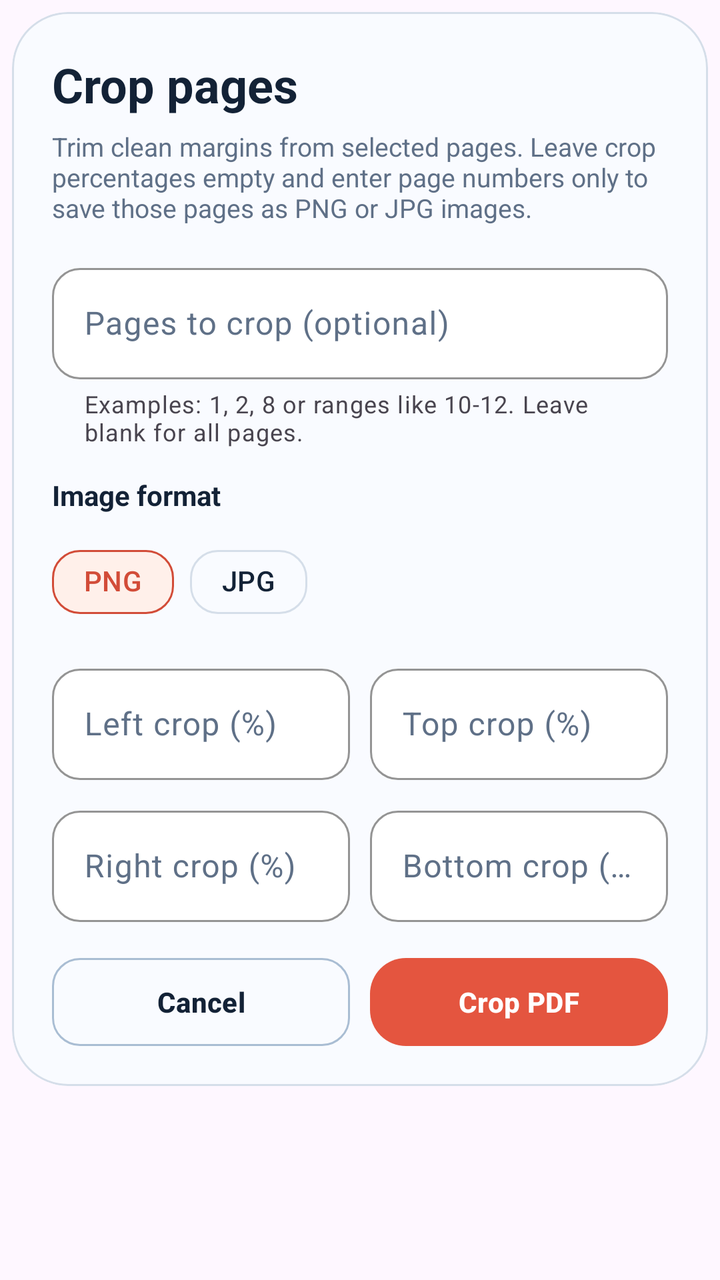
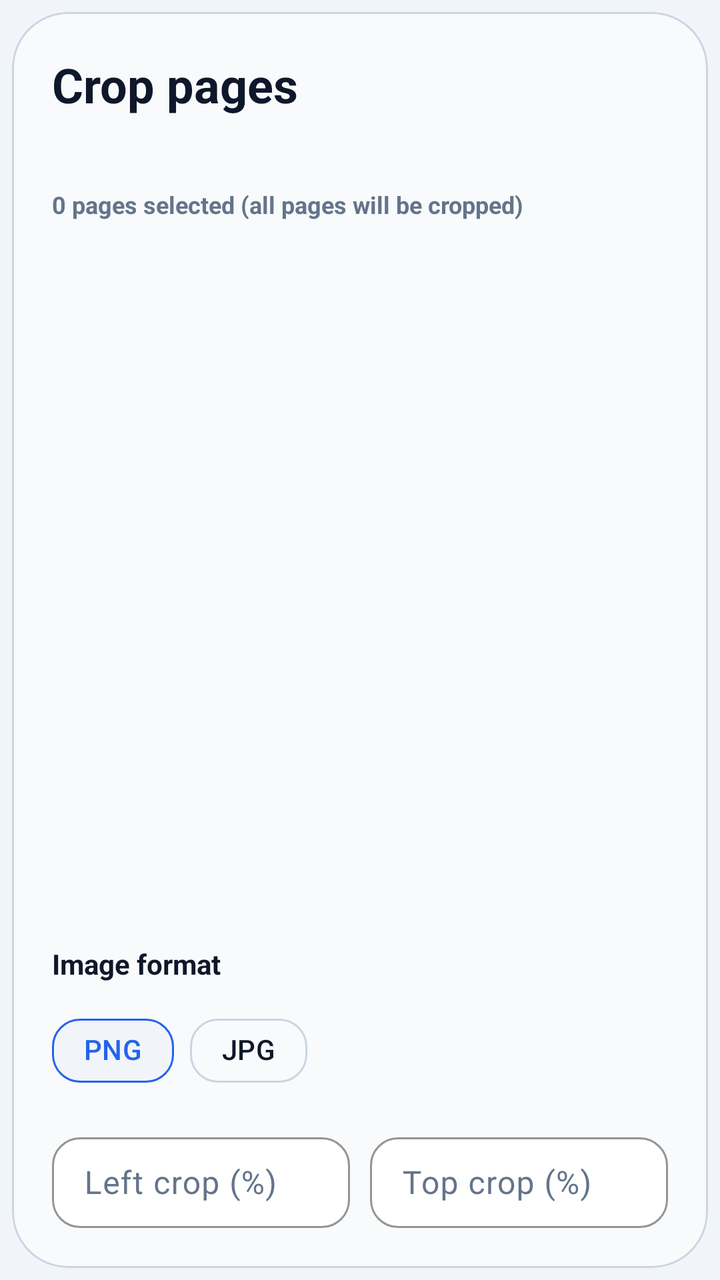

Screens rendered from an Android XML layout before and after an edit, with the pre-edit source and the edit as a unified diff.
<!-- AndroidManifest.xml: application theme Theme.PDFZipExporter -->
<!-- res/layout/dialog_crop_page.xml -->
<?xml version="1.0" encoding="utf-8"?>
<LinearLayout xmlns:android="http://schemas.android.com/apk/res/android"
    xmlns:app="http://schemas.android.com/apk/res-auto"
    android:layout_width="match_parent"
    android:layout_height="wrap_content"
    android:orientation="vertical"
    android:padding="6dp">

    <com.google.android.material.card.MaterialCardView
        android:layout_width="match_parent"
        android:layout_height="wrap_content"
        app:cardBackgroundColor="@color/card_surface_strong"
        app:cardCornerRadius="28dp"
        app:cardElevation="0dp"
        app:strokeColor="@color/card_stroke"
        app:strokeWidth="1dp">

        <LinearLayout
            android:layout_width="match_parent"
            android:layout_height="wrap_content"
            android:orientation="vertical"
            android:padding="20dp">

            <LinearLayout
                android:layout_width="match_parent"
                android:layout_height="wrap_content"
                android:gravity="center_vertical"
                android:orientation="horizontal">

                <TextView
                    android:layout_width="0dp"
                    android:layout_height="wrap_content"
                    android:layout_weight="1"
                    android:text="@string/crop_dialog_title"
                    android:textColor="@color/title_text"
                    android:textSize="24sp"
                    android:textStyle="bold" />

                <TextView
                    android:id="@+id/cropPageCountBadge"
                    android:layout_width="wrap_content"
                    android:layout_height="wrap_content"
                    android:background="@drawable/bg_feature_pill"
                    android:paddingStart="12dp"
                    android:paddingTop="7dp"
                    android:paddingEnd="12dp"
                    android:paddingBottom="7dp"
                    android:textColor="@color/title_text"
                    android:textSize="12sp"
                    android:textStyle="bold"
                    android:visibility="gone" />
            </LinearLayout>

            <TextView
                android:layout_width="match_parent"
                android:layout_height="wrap_content"
                android:layout_marginTop="6dp"
                android:text="@string/crop_dialog_subtitle"
                android:textColor="@color/body_text"
                android:textSize="13sp" />

            <com.google.android.material.textfield.TextInputLayout
                style="@style/Widget.PDFZipExporter.TextInputLayout"
                android:layout_width="match_parent"
                android:layout_height="wrap_content"
                android:layout_marginTop="16dp"
                android:hint="@string/crop_pages_label"
                app:helperText="@string/crop_pages_helper">

                <com.google.android.material.textfield.TextInputEditText
                    android:id="@+id/cropPagesInput"
                    android:layout_width="match_parent"
                    android:layout_height="wrap_content"
                    android:inputType="text"
                    android:maxLines="1"
                    android:textColor="@color/title_text"
                    android:textColorHint="@color/body_text" />
            </com.google.android.material.textfield.TextInputLayout>

            <TextView
                android:layout_width="wrap_content"
                android:layout_height="wrap_content"
                android:layout_marginTop="14dp"
                android:text="@string/crop_image_format_title"
                android:textColor="@color/title_text"
                android:textSize="14sp"
                android:textStyle="bold" />

            <com.google.android.material.chip.ChipGroup
                android:id="@+id/cropImageFormatChipGroup"
                android:layout_width="match_parent"
                android:layout_height="wrap_content"
                android:layout_marginTop="10dp"
                app:chipSpacingHorizontal="8dp"
                app:chipSpacingVertical="8dp"
                app:selectionRequired="true"
                app:singleSelection="true">

                <com.google.android.material.chip.Chip
                    android:id="@+id/cropImageFormatPngChip"
                    style="@style/Widget.PDFZipExporter.Chip.Filter"
                    android:layout_width="wrap_content"
                    android:layout_height="wrap_content"
                    android:checkable="true"
                    android:checked="true"
                    android:text="@string/crop_image_format_png" />

                <com.google.android.material.chip.Chip
                    android:id="@+id/cropImageFormatJpgChip"
                    style="@style/Widget.PDFZipExporter.Chip.Filter"
                    android:layout_width="wrap_content"
                    android:layout_height="wrap_content"
                    android:checkable="true"
                    android:text="@string/crop_image_format_jpg" />
            </com.google.android.material.chip.ChipGroup>

            <LinearLayout
                android:layout_width="match_parent"
                android:layout_height="wrap_content"
                android:layout_marginTop="14dp"
                android:orientation="horizontal">

                <com.google.android.material.textfield.TextInputLayout
                    style="@style/Widget.PDFZipExporter.TextInputLayout"
                    android:layout_width="0dp"
                    android:layout_height="wrap_content"
                    android:layout_weight="1"
                    android:hint="@string/crop_left_label">

                    <com.google.android.material.textfield.TextInputEditText
                        android:id="@+id/cropLeftInput"
                        android:layout_width="match_parent"
                        android:layout_height="wrap_content"
                        android:inputType="numberDecimal"
                        android:maxLines="1"
                        android:textColor="@color/title_text"
                        android:textColorHint="@color/body_text" />
                </com.google.android.material.textfield.TextInputLayout>

                <Space
                    android:layout_width="10dp"
                    android:layout_height="wrap_content" />

                <com.google.android.material.textfield.TextInputLayout
                    style="@style/Widget.PDFZipExporter.TextInputLayout"
                    android:layout_width="0dp"
                    android:layout_height="wrap_content"
                    android:layout_weight="1"
                    android:hint="@string/crop_top_label">

                    <com.google.android.material.textfield.TextInputEditText
                        android:id="@+id/cropTopInput"
                        android:layout_width="match_parent"
                        android:layout_height="wrap_content"
                        android:inputType="numberDecimal"
                        android:maxLines="1"
                        android:textColor="@color/title_text"
                        android:textColorHint="@color/body_text" />
                </com.google.android.material.textfield.TextInputLayout>
            </LinearLayout>

            <LinearLayout
                android:layout_width="match_parent"
                android:layout_height="wrap_content"
                android:layout_marginTop="10dp"
                android:orientation="horizontal">

                <com.google.android.material.textfield.TextInputLayout
                    style="@style/Widget.PDFZipExporter.TextInputLayout"
                    android:layout_width="0dp"
                    android:layout_height="wrap_content"
                    android:layout_weight="1"
                    android:hint="@string/crop_right_label">

                    <com.google.android.material.textfield.TextInputEditText
                        android:id="@+id/cropRightInput"
                        android:layout_width="match_parent"
                        android:layout_height="wrap_content"
                        android:inputType="numberDecimal"
                        android:maxLines="1"
                        android:textColor="@color/title_text"
                        android:textColorHint="@color/body_text" />
                </com.google.android.material.textfield.TextInputLayout>

                <Space
                    android:layout_width="10dp"
                    android:layout_height="wrap_content" />

                <com.google.android.material.textfield.TextInputLayout
                    style="@style/Widget.PDFZipExporter.TextInputLayout"
                    android:layout_width="0dp"
                    android:layout_height="wrap_content"
                    android:layout_weight="1"
                    android:hint="@string/crop_bottom_label">

                    <com.google.android.material.textfield.TextInputEditText
                        android:id="@+id/cropBottomInput"
                        android:layout_width="match_parent"
                        android:layout_height="wrap_content"
                        android:inputType="numberDecimal"
                        android:maxLines="1"
                        android:textColor="@color/title_text"
                        android:textColorHint="@color/body_text" />
                </com.google.android.material.textfield.TextInputLayout>
            </LinearLayout>

            <LinearLayout
                android:layout_width="match_parent"
                android:layout_height="wrap_content"
                android:layout_marginTop="18dp"
                android:gravity="center_vertical"
                android:orientation="horizontal">

                <com.google.android.material.button.MaterialButton
                    android:id="@+id/cropPageCancelButton"
                    style="@style/Widget.PDFZipExporter.Button.Outline"
                    android:layout_width="0dp"
                    android:layout_height="44dp"
                    android:layout_weight="1"
                    android:text="@android:string/cancel" />

                <Space
                    android:layout_width="10dp"
                    android:layout_height="wrap_content" />

                <com.google.android.material.button.MaterialButton
                    android:id="@+id/cropPageConfirmButton"
                    style="@style/Widget.PDFZipExporter.Button.Primary"
                    android:layout_width="0dp"
                    android:layout_height="44dp"
                    android:layout_weight="1"
                    android:text="@string/crop_confirm" />
            </LinearLayout>
        </LinearLayout>
    </com.google.android.material.card.MaterialCardView>
</LinearLayout>
<!-- resources referenced by this layout -->
<resources>
  <color name="body_text">#5F7087</color>
  <color name="card_stroke">#D5DEE9</color>
  <color name="card_surface_strong">#F9FBFF</color>
  <color name="title_text">#132236</color>
  <string name="crop_bottom_label">Bottom crop (%)</string>
  <string name="crop_confirm">Crop PDF</string>
  <string name="crop_dialog_subtitle">Trim clean margins from selected pages. Leave crop percentages empty and enter page numbers only to save those pages as PNG or JPG images.</string>
  <string name="crop_dialog_title">Crop pages</string>
  <string name="crop_image_format_jpg">JPG</string>
  <string name="crop_image_format_png">PNG</string>
  <string name="crop_image_format_title">Image format</string>
  <string name="crop_left_label">Left crop (%)</string>
  <string name="crop_pages_helper">Examples: 1, 2, 8 or ranges like 10-12. Leave blank for all pages.</string>
  <string name="crop_pages_label">Pages to crop (optional)</string>
  <string name="crop_right_label">Right crop (%)</string>
  <string name="crop_top_label">Top crop (%)</string>
  <style name="Theme.PDFZipExporter" parent="Theme.Material3.DayNight.NoActionBar">
          <item name="android:statusBarColor">@android:color/transparent</item>
          <item name="android:navigationBarColor">@android:color/transparent</item>
          <item name="android:windowLightStatusBar">true</item>
          <item name="android:windowBackground">@drawable/bg_main</item>
          <item name="colorPrimary">@color/progress_color</item>
          <item name="colorOnPrimary">@android:color/white</item>
          <item name="colorSecondary">@color/button_secondary_text</item>
          <item name="colorSurface">@color/card_surface</item>
      </style>
  <color name="feature_pill_bg">#FFF0EA</color>
  <color name="feature_pill_stroke">#F8D4CA</color>
  <color name="button_outline_stroke">#A9BDD3</color>
  <color name="progress_color">#E4553F</color>
  <color name="input_surface">#FFFFFFFF</color>
  <color name="input_stroke">#B9C8DA</color>
  <style name="ShapeAppearance.PDFZipExporter.Input" parent="">
          <item name="cornerFamily">rounded</item>
          <item name="cornerSize">14dp</item>
      </style>
  <!-- drawable bg_main (drawable) -->
  <?xml version="1.0" encoding="utf-8"?>
  <layer-list xmlns:android="http://schemas.android.com/apk/res/android">
      <item>
          <shape android:shape="rectangle">
              <gradient
                  android:angle="300"
                  android:endColor="@color/background_end"
                  android:startColor="@color/background_start" />
          </shape>
      </item>
  
      <item
          android:left="-120dp"
          android:top="-140dp">
          <shape android:shape="oval">
              <size
                  android:width="360dp"
                  android:height="360dp" />
              <gradient
                  android:endColor="#00D5E2F4"
                  android:gradientRadius="190dp"
                  android:startColor="#73D5E2F4"
                  android:type="radial" />
          </shape>
      </item>
  
      <item
          android:bottom="-130dp"
          android:right="-120dp">
          <shape android:shape="oval">
              <size
                  android:width="340dp"
                  android:height="340dp" />
              <gradient
                  android:endColor="#00B5C9E4"
                  android:gradientRadius="200dp"
                  android:startColor="#66B5C9E4"
                  android:type="radial" />
          </shape>
      </item>
  </layer-list>
  <color name="button_secondary_text">#D24C38</color>
  <color name="card_surface">#FFFFFFFF</color>
  <color name="background_end">#E9EEF6</color>
  <color name="background_start">#F6F8FC</color>
  <!-- unchanged entries left out for length: 5 -->
</resources>

<!-- the commit's change to res/layout/dialog_crop_page.xml (unified diff, before → after) -->
@@ -60,12 +60,14 @@
                 android:textSize="13sp" />
 
             <com.google.android.material.textfield.TextInputLayout
+                android:id="@+id/cropPagesInputLayout"
                 style="@style/Widget.PDFZipExporter.TextInputLayout"
                 android:layout_width="match_parent"
                 android:layout_height="wrap_content"
                 android:layout_marginTop="16dp"
                 android:hint="@string/crop_pages_label"
-                app:helperText="@string/crop_pages_helper">
+                app:helperText="@string/crop_pages_helper"
+                android:visibility="gone">
 
                 <com.google.android.material.textfield.TextInputEditText
                     android:id="@+id/cropPagesInput"
@@ -78,6 +80,23 @@
             </com.google.android.material.textfield.TextInputLayout>
 
             <TextView
+                android:id="@+id/cropSelectionStatus"
+                android:layout_width="wrap_content"
+                android:layout_height="wrap_content"
+                android:layout_marginTop="12dp"
+                android:textColor="@color/body_text"
+                android:textSize="12sp"
+                android:textStyle="bold"
+                android:text="0 pages selected (all pages will be cropped)" />
+
+            <androidx.recyclerview.widget.RecyclerView
+                android:id="@+id/cropPagesGrid"
+                android:layout_width="match_parent"
+                android:layout_height="340dp"
+                android:layout_marginTop="8dp"
+                android:scrollbars="vertical" />
+
+            <TextView
                 android:layout_width="wrap_content"
                 android:layout_height="wrap_content"
                 android:layout_marginTop="14dp"
<!-- resource entries referenced after the edit -->
@@ -1,22 +1,33 @@
 <!-- resources referenced by this layout -->
 <resources>
-  <color name="body_text">#5F7087</color>
-  <color name="card_stroke">#D5DEE9</color>
-  <color name="card_surface_strong">#F9FBFF</color>
-  <color name="title_text">#132236</color>
+  <color name="body_text">#64748B</color>
+  <color name="card_stroke">#CBD5E1</color>
+  <color name="card_surface_strong">#F8FAFC</color>
+  <color name="title_text">#0F172A</color>
   <string name="crop_bottom_label">Bottom crop (%)</string>
   <string name="crop_confirm">Crop PDF</string>
-  <string name="crop_dialog_subtitle">Trim clean margins from selected pages. Leave crop percentages empty and enter page numbers only to save those pages as PNG or JPG images.</string>
+  <string name="crop_dialog_subtitle" />
   <string name="crop_dialog_title">Crop pages</string>
   <string name="crop_image_format_jpg">JPG</string>
   <string name="crop_image_format_png">PNG</string>
   <string name="crop_image_format_title">Image format</string>
   <string name="crop_left_label">Left crop (%)</string>
-  <string name="crop_pages_helper">Examples: 1, 2, 8 or ranges like 10-12. Leave blank for all pages.</string>
+  <string name="crop_pages_helper">Example: 1, 2, 8 or 10-12</string>
   <string name="crop_pages_label">Pages to crop (optional)</string>
   <string name="crop_right_label">Right crop (%)</string>
   <string name="crop_top_label">Top crop (%)</string>
-  <style name="Theme.PDFZipExporter" parent="Theme.Material3.DayNight.NoActionBar">
+  <style name="Theme.PDFZipExporter" parent="Base.Theme.PDFZipExporter" />
+  <color name="feature_pill_bg">#E2E8F0</color>
+  <color name="feature_pill_stroke">#CBD5E1</color>
+  <color name="button_outline_stroke">#CBD5E1</color>
+  <color name="progress_color">#2563EB</color>
+  <color name="input_surface">#FFFFFF</color>
+  <color name="input_stroke">#CBD5E1</color>
+  <style name="ShapeAppearance.PDFZipExporter.Input" parent="">
+          <item name="cornerFamily">rounded</item>
+          <item name="cornerSize">14dp</item>
+      </style>
+  <style name="Base.Theme.PDFZipExporter" parent="Theme.Material3.DayNight.NoActionBar">
           <item name="android:statusBarColor">@android:color/transparent</item>
           <item name="android:navigationBarColor">@android:color/transparent</item>
           <item name="android:windowLightStatusBar">true</item>
@@ -26,62 +37,15 @@
           <item name="colorSecondary">@color/button_secondary_text</item>
           <item name="colorSurface">@color/card_surface</item>
       </style>
-  <color name="feature_pill_bg">#FFF0EA</color>
-  <color name="feature_pill_stroke">#F8D4CA</color>
-  <color name="button_outline_stroke">#A9BDD3</color>
-  <color name="progress_color">#E4553F</color>
-  <color name="input_surface">#FFFFFFFF</color>
-  <color name="input_stroke">#B9C8DA</color>
-  <style name="ShapeAppearance.PDFZipExporter.Input" parent="">
-          <item name="cornerFamily">rounded</item>
-          <item name="cornerSize">14dp</item>
-      </style>
   <!-- drawable bg_main (drawable) -->
   <?xml version="1.0" encoding="utf-8"?>
-  <layer-list xmlns:android="http://schemas.android.com/apk/res/android">
-      <item>
-          <shape android:shape="rectangle">
-              <gradient
-                  android:angle="300"
-                  android:endColor="@color/background_end"
-                  android:startColor="@color/background_start" />
-          </shape>
-      </item>
-  
-      <item
-          android:left="-120dp"
-          android:top="-140dp">
-          <shape android:shape="oval">
-              <size
-                  android:width="360dp"
-                  android:height="360dp" />
-              <gradient
-                  android:endColor="#00D5E2F4"
-                  android:gradientRadius="190dp"
-                  android:startColor="#73D5E2F4"
-                  android:type="radial" />
-          </shape>
-      </item>
-  
-      <item
-          android:bottom="-130dp"
-          android:right="-120dp">
-          <shape android:shape="oval">
-              <size
-                  android:width="340dp"
-                  android:height="340dp" />
-              <gradient
-                  android:endColor="#00B5C9E4"
-                  android:gradientRadius="200dp"
-                  android:startColor="#66B5C9E4"
-                  android:type="radial" />
-          </shape>
-      </item>
-  </layer-list>
-  <color name="button_secondary_text">#D24C38</color>
-  <color name="card_surface">#FFFFFFFF</color>
-  <color name="background_end">#E9EEF6</color>
-  <color name="background_start">#F6F8FC</color>
+  <shape xmlns:android="http://schemas.android.com/apk/res/android"
+      android:shape="rectangle">
+      <solid android:color="@color/background_start" />
+  </shape>
+  <color name="button_secondary_text">#2563EB</color>
+  <color name="card_surface">#FFFFFF</color>
+  <color name="background_start">#F1F5F9</color>
   <!-- unchanged entries left out for length: 5 -->
 </resources>
 
